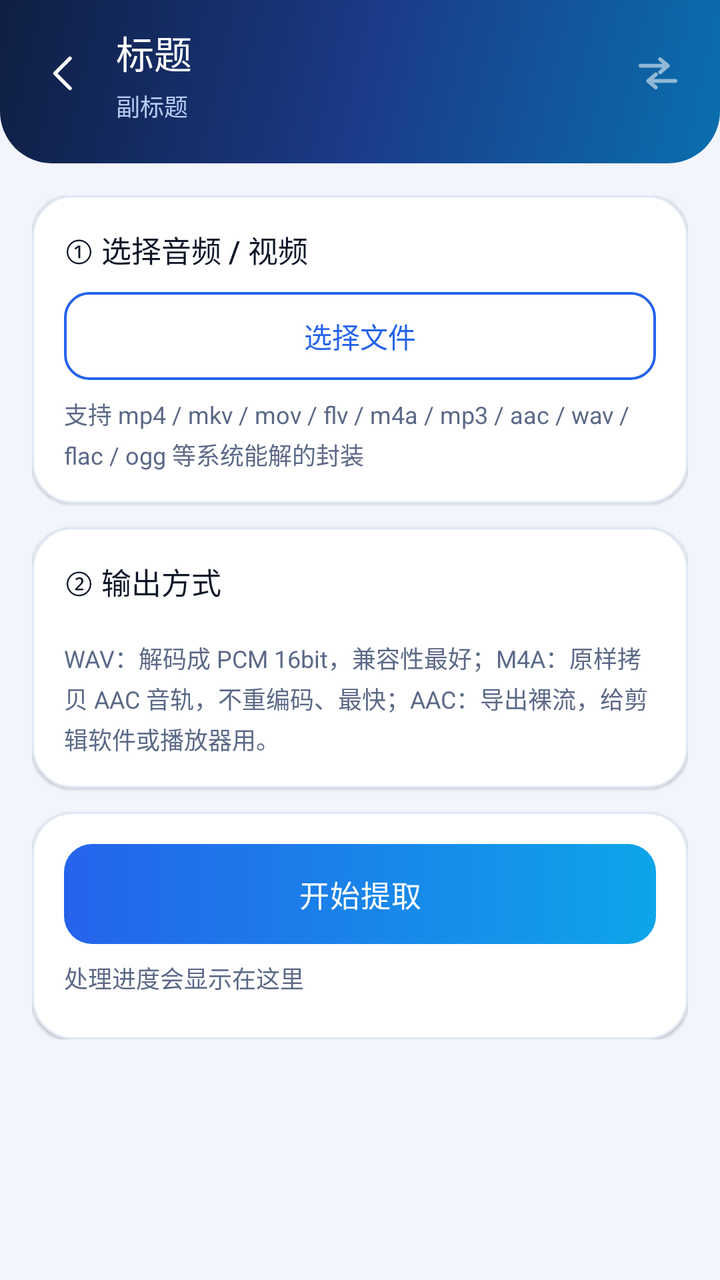
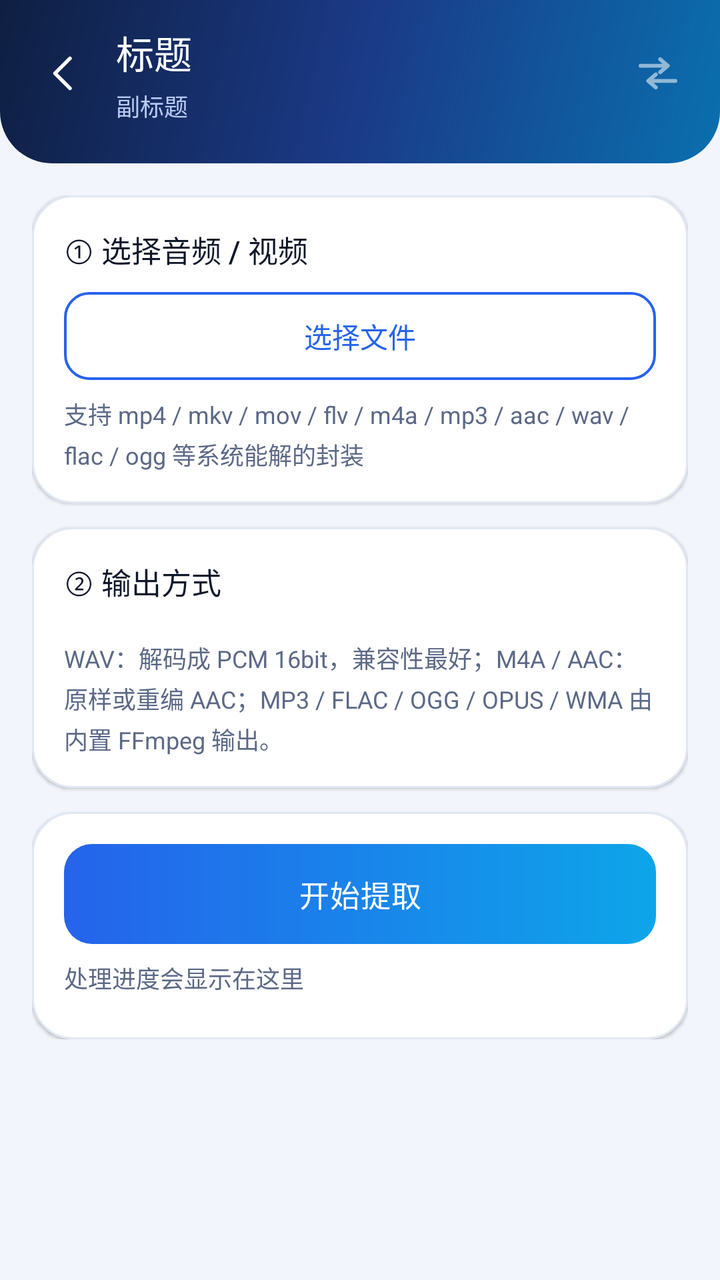

Screens rendered from an Android XML layout before and after an edit, with the pre-edit source and the edit as a unified diff.
<!-- AndroidManifest.xml: application theme AppTheme -->
<!-- res/layout/activity_audio.xml -->
<?xml version="1.0" encoding="utf-8"?>
<ScrollView xmlns:android="http://schemas.android.com/apk/res/android"
    android:layout_width="match_parent"
    android:layout_height="match_parent"
    android:background="@color/bg"
    android:fillViewport="true"
    android:scrollbars="none">

    <LinearLayout
        android:layout_width="match_parent"
        android:layout_height="wrap_content"
        android:orientation="vertical">

        <include layout="@layout/part_topbar" />

        <LinearLayout
            android:layout_width="match_parent"
            android:layout_height="wrap_content"
            android:orientation="vertical"
            android:paddingLeft="16dp"
            android:paddingTop="16dp"
            android:paddingRight="16dp"
            android:paddingBottom="28dp">

            <LinearLayout
                android:layout_width="match_parent"
                android:layout_height="wrap_content"
                android:background="@drawable/bg_card"
                android:elevation="1dp"
                android:orientation="vertical"
                android:padding="16dp">

                <TextView
                    android:layout_width="wrap_content"
                    android:layout_height="wrap_content"
                    android:text="① 选择音频 / 视频"
                    style="@style/CardText" />

                <Button
                    android:id="@+id/btnPickMedia"
                    android:layout_width="match_parent"
                    android:layout_height="wrap_content"
                    android:layout_marginTop="10dp"
                    android:text="选择文件"
                    style="@style/GhostButton" />

                <TextView
                    android:id="@+id/tvMediaInfo"
                    android:layout_width="match_parent"
                    android:layout_height="wrap_content"
                    android:layout_marginTop="8dp"
                    android:text="支持 mp4 / mkv / mov / flv / m4a / mp3 / aac / wav / flac / ogg 等系统能解的封装"
                    style="@style/CaptionText" />
            </LinearLayout>

            <LinearLayout
                android:layout_width="match_parent"
                android:layout_height="wrap_content"
                android:layout_marginTop="12dp"
                android:background="@drawable/bg_card"
                android:elevation="1dp"
                android:orientation="vertical"
                android:padding="16dp">

                <TextView
                    android:layout_width="wrap_content"
                    android:layout_height="wrap_content"
                    android:text="② 输出方式"
                    style="@style/CardText" />

                <LinearLayout
                    android:id="@+id/audioOutChips"
                    android:layout_width="match_parent"
                    android:layout_height="wrap_content"
                    android:layout_marginTop="10dp"
                    android:orientation="horizontal" />

                <TextView
                    android:layout_width="match_parent"
                    android:layout_height="wrap_content"
                    android:layout_marginTop="8dp"
                    android:text="WAV：解码成 PCM 16bit，兼容性最好；M4A：原样拷贝 AAC 音轨，不重编码、最快；AAC：导出裸流，给剪辑软件或播放器用。"
                    style="@style/CaptionText" />
            </LinearLayout>

            <LinearLayout
                android:layout_width="match_parent"
                android:layout_height="wrap_content"
                android:layout_marginTop="12dp"
                android:background="@drawable/bg_card"
                android:elevation="1dp"
                android:orientation="vertical"
                android:padding="16dp">

                <Button
                    android:id="@+id/btnAudioConvert"
                    android:layout_width="match_parent"
                    android:layout_height="wrap_content"
                    android:text="开始提取"
                    style="@style/PrimaryButton" />

                <ProgressBar
                    android:id="@+id/pbAudio"
                    android:layout_width="match_parent"
                    android:layout_height="wrap_content"
                    android:layout_marginTop="10dp"
                    android:indeterminateTint="@color/brand"
                    android:visibility="gone" />

                <TextView
                    android:id="@+id/tvAudioStatus"
                    android:layout_width="match_parent"
                    android:layout_height="wrap_content"
                    android:layout_marginTop="8dp"
                    android:text="处理进度会显示在这里"
                    style="@style/CaptionText" />

                <LinearLayout
                    android:id="@+id/audioResultHost"
                    android:layout_width="match_parent"
                    android:layout_height="wrap_content"
                    android:layout_marginTop="6dp"
                    android:orientation="vertical" />
            </LinearLayout>
        </LinearLayout>
    </LinearLayout>
</ScrollView>
<!-- res/layout/part_topbar.xml (included above) -->
<?xml version="1.0" encoding="utf-8"?>
<LinearLayout xmlns:android="http://schemas.android.com/apk/res/android"
    android:layout_width="match_parent"
    android:layout_height="wrap_content"
    android:background="@drawable/bg_topbar"
    android:orientation="vertical"
    android:paddingLeft="10dp"
    android:paddingTop="12dp"
    android:paddingRight="18dp"
    android:paddingBottom="20dp">

    <LinearLayout
        android:layout_width="match_parent"
        android:layout_height="wrap_content"
        android:gravity="center_vertical"
        android:orientation="horizontal">

        <ImageView
            android:id="@+id/btnBack"
            android:layout_width="44dp"
            android:layout_height="44dp"
            android:background="?android:attr/selectableItemBackgroundBorderless"
            android:contentDescription="返回"
            android:padding="10dp"
            android:src="@drawable/ic_back" />

        <LinearLayout
            android:layout_width="0dp"
            android:layout_height="wrap_content"
            android:layout_marginStart="4dp"
            android:layout_weight="1"
            android:orientation="vertical">

            <TextView
                android:id="@+id/tvTitle"
                android:layout_width="wrap_content"
                android:layout_height="wrap_content"
                android:fontFamily="sans-serif-medium"
                android:textColor="@color/white"
                android:textSize="19sp"
                android:text="标题" />

            <TextView
                android:id="@+id/tvSubtitle"
                android:layout_width="wrap_content"
                android:layout_height="wrap_content"
                android:layout_marginTop="4dp"
                android:textColor="@color/header_sub"
                android:textSize="12sp"
                android:text="副标题" />
        </LinearLayout>

        <ImageView
            android:id="@+id/ivHeaderIcon"
            android:layout_width="26dp"
            android:layout_height="26dp"
            android:alpha="0.55"
            android:contentDescription="@null"
            android:src="@drawable/ic_swap" />
    </LinearLayout>
</LinearLayout>
<!-- resources referenced by this layout -->
<resources>
  <color name="bg">#F2F5FB</color>
  <color name="brand">#2563EB</color>
  <color name="header_sub">#B9CBF3</color>
  <color name="white">#FFFFFF</color>
  <!-- drawable bg_card (drawable) -->
  <?xml version="1.0" encoding="utf-8"?>
  <shape xmlns:android="http://schemas.android.com/apk/res/android" android:shape="rectangle">
      <solid android:color="@color/surface" />
      <corners android:radius="20dp" />
      <stroke android:width="1dp" android:color="@color/divider" />
  </shape>
  <!-- drawable bg_topbar (drawable) -->
  <?xml version="1.0" encoding="utf-8"?>
  <shape xmlns:android="http://schemas.android.com/apk/res/android" android:shape="rectangle">
      <gradient android:angle="315" android:startColor="@color/brand_deep" android:centerColor="@color/brand_mid" android:endColor="#0A6FAE" android:type="linear" />
      <corners android:bottomLeftRadius="26dp" android:bottomRightRadius="26dp" />
  </shape>
  <!-- drawable ic_back (drawable) -->
  <?xml version="1.0" encoding="utf-8"?>
  <vector xmlns:android="http://schemas.android.com/apk/res/android"
      android:width="24dp" android:height="24dp"
      android:viewportWidth="24" android:viewportHeight="24">
      <path android:pathData="M15,4.5L7.5,12L15,19.5" android:strokeColor="#FFFFFF" android:strokeWidth="1.8" android:fillColor="#00000000" android:strokeLineCap="round" android:strokeLineJoin="round" />
  </vector>
  <!-- drawable ic_swap (drawable) -->
  <?xml version="1.0" encoding="utf-8"?>
  <vector xmlns:android="http://schemas.android.com/apk/res/android"
      android:width="24dp" android:height="24dp"
      android:viewportWidth="24" android:viewportHeight="24">
      <path android:pathData="M4,8.5h12M13,5.5l3.5,3 -3.5,3M20,15.5H8M11,12.5l-3.5,3 3.5,3" android:strokeColor="#FFFFFF" android:strokeWidth="1.8" android:fillColor="#00000000" android:strokeLineCap="round" android:strokeLineJoin="round" />
  </vector>
  <style name="CaptionText">
          <item name="android:textColor">@color/text_secondary</item>
          <item name="android:textSize">12sp</item>
          <item name="android:lineSpacingExtra">3sp</item>
      </style>
  <style name="CardText">
          <item name="android:textColor">@color/text_primary</item>
          <item name="android:textSize">15sp</item>
          <item name="android:fontFamily">sans-serif-medium</item>
      </style>
  <color name="surface">#FFFFFF</color>
  <color name="divider">#E1E8F5</color>
  <color name="brand_deep">#0F1F42</color>
  <color name="brand_mid">#1B3A87</color>
  <color name="text_secondary">#5B6987</color>
  <color name="text_primary">#0E1729</color>
  <!-- drawable bg_btn_ghost (drawable) -->
  <?xml version="1.0" encoding="utf-8"?>
  <ripple xmlns:android="http://schemas.android.com/apk/res/android" android:color="#1A2563EB">
      <item>
          <shape android:shape="rectangle">
              <solid android:color="@color/surface" />
              <corners android:radius="12dp" />
              <stroke android:width="1.2dp" android:color="@color/brand" />
          </shape>
      </item>
  </ripple>
  <!-- drawable bg_btn_primary (drawable) -->
  <?xml version="1.0" encoding="utf-8"?>
  <ripple xmlns:android="http://schemas.android.com/apk/res/android" android:color="#4DFFFFFF">
      <item>
          <shape android:shape="rectangle">
              <gradient android:angle="0" android:startColor="@color/brand" android:endColor="@color/accent" android:type="linear" />
              <corners android:radius="14dp" />
          </shape>
      </item>
  </ripple>
  <color name="text_tertiary">#909DB4</color>
  <color name="accent">#0EA5E9</color>
  <!-- unchanged entries left out for length: 3 -->
</resources>

<!-- the commit's change to res/layout/activity_audio.xml (unified diff, before → after) -->
@@ -79,7 +79,7 @@
                     android:layout_width="match_parent"
                     android:layout_height="wrap_content"
                     android:layout_marginTop="8dp"
-                    android:text="WAV：解码成 PCM 16bit，兼容性最好；M4A：原样拷贝 AAC 音轨，不重编码、最快；AAC：导出裸流，给剪辑软件或播放器用。"
+                    android:text="WAV：解码成 PCM 16bit，兼容性最好；M4A / AAC：原样或重编 AAC；MP3 / FLAC / OGG / OPUS / WMA 由内置 FFmpeg 输出。"
                     style="@style/CaptionText" />
             </LinearLayout>
 
